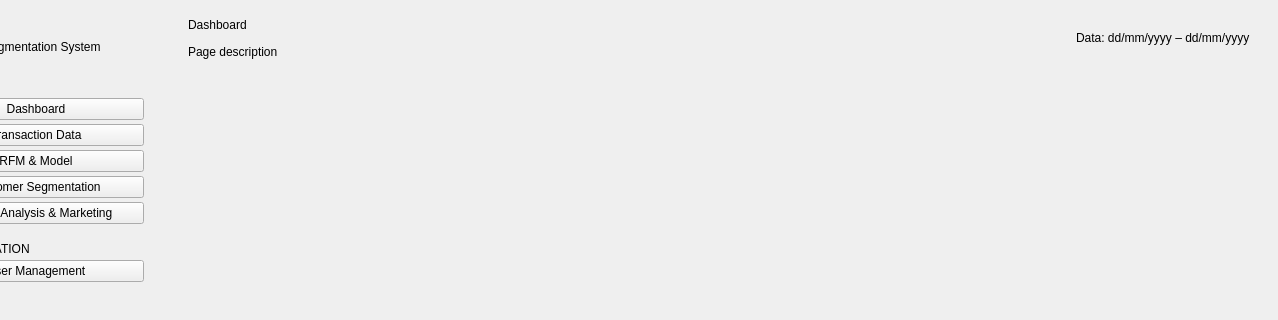
First picture: the form in ui_app/ui/main_window.ui, repository Trinh186/Machine-Learning, before the edit; both pictures show x 88 to 1366 and y 0 to 320 of the 1366 by 820 pixel window.
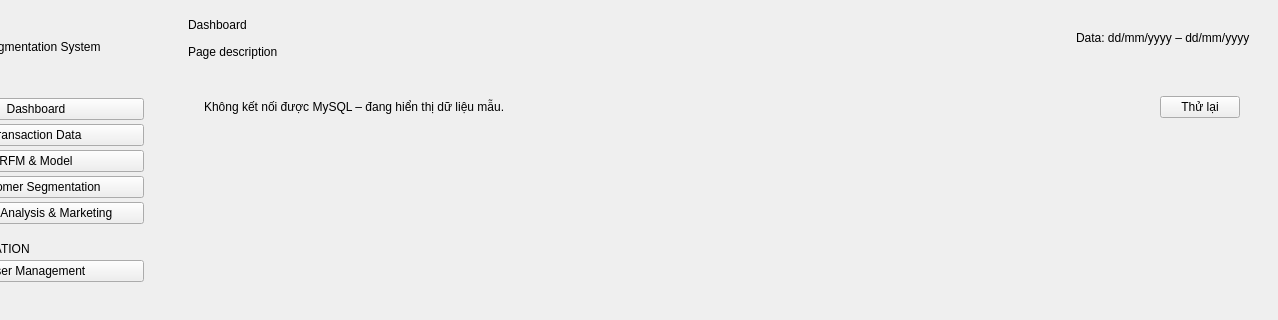
Second picture: the form after the edit.

Commit message:
Handle MySQL connection loss and empty database without crashing
- services/db_health.py: check that MySQL is reachable and the tables the UI reads have data
- services/safe_service.py: wraps the service layer; on a MySQL error (or an empty
  database) the same-named function from mock_service is used instead
- MainWindow: warning bar under the page title (red = cannot connect, yellow = empty
  database) with a "Thử lại" button that re-checks and reloads the data pages
- main.py: check the database right after login

Claude-Session: https://claude.ai/code/session_01EgwuLShYnGJ8wFKUyP5Maz

```diff
--- a/ui_app/ui/main_window.ui
+++ b/ui_app/ui/main_window.ui
@@ -197,6 +197,44 @@
          </layout>
         </widget>
        </item>
+       <item>
+        <!-- Thanh cảnh báo MySQL (mất kết nối / database rỗng) – MainWindow tự ẩn khi bình thường -->
+        <widget class="QWidget" name="hostDbStatus">
+         <layout class="QHBoxLayout" name="layoutHostDbStatus">
+          <property name="leftMargin"><number>28</number></property>
+          <property name="topMargin"><number>12</number></property>
+          <property name="rightMargin"><number>28</number></property>
+          <property name="bottomMargin"><number>0</number></property>
+          <item>
+           <widget class="QFrame" name="frameDbStatus">
+            <property name="cssClass" stdset="0"><string>dbBanner</string></property>
+            <layout class="QHBoxLayout" name="layoutDbStatus">
+             <property name="spacing"><number>12</number></property>
+             <property name="leftMargin"><number>16</number></property>
+             <property name="topMargin"><number>8</number></property>
+             <property name="rightMargin"><number>10</number></property>
+             <property name="bottomMargin"><number>8</number></property>
+             <item>
+              <widget class="QLabel" name="lblDbStatus">
+               <property name="sizePolicy">
+                <sizepolicy hsizetype="Expanding" vsizetype="Preferred"><horstretch>1</horstretch><verstretch>0</verstretch></sizepolicy>
+               </property>
+               <property name="text"><string>Không kết nối được MySQL – đang hiển thị dữ liệu mẫu.</string></property>
+               <property name="wordWrap"><bool>true</bool></property>
+              </widget>
+             </item>
+             <item>
+              <widget class="QPushButton" name="btnDbRetry">
+               <property name="text"><string>Thử lại</string></property>
+               <property name="cssClass" stdset="0"><string>secondary</string></property>
+              </widget>
+             </item>
+            </layout>
+           </widget>
+          </item>
+         </layout>
+        </widget>
+       </item>
        <item>
         <widget class="QStackedWidget" name="stackPages"/>
        </item>
```
The commit also changes 6 other files.
